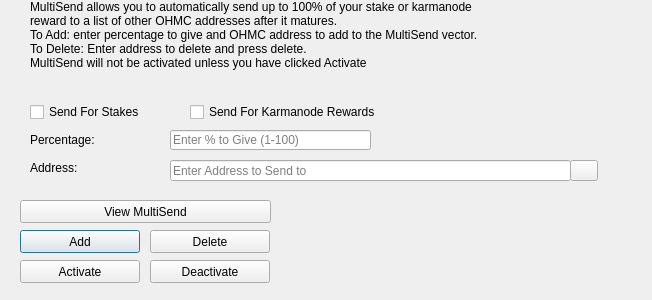
Above: src/qt/forms/multisenddialog.ui from theohmproject/ohmcoin before the change. Below: the same form after it.
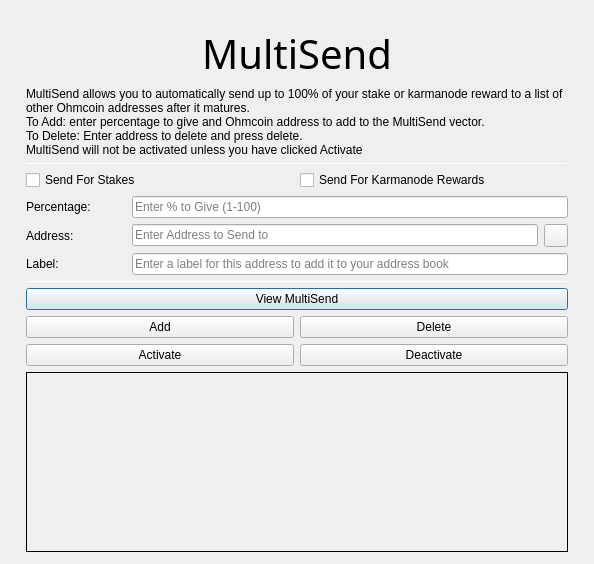
That is the form after the change. Icons and pictures are not drawn.

Diff of the .ui file:
```diff
--- a/src/qt/forms/multisenddialog.ui
+++ b/src/qt/forms/multisenddialog.ui
@@ -9,22 +9,136 @@
    <rect>
     <x>0</x>
     <y>0</y>
-    <width>652</width>
-    <height>300</height>
+    <width>594</width>
+    <height>526</height>
    </rect>
   </property>
   <property name="windowTitle">
    <string>MultiSend</string>
   </property>
+  <layout class="QVBoxLayout" name="verticalLayout" stretch="0">
+   <property name="leftMargin">
+    <number>6</number>
+   </property>
+   <property name="topMargin">
+    <number>6</number>
+   </property>
+   <property name="rightMargin">
+    <number>6</number>
+   </property>
+   <property name="bottomMargin">
+    <number>6</number>
+   </property>
+   <item>
+    <layout class="QVBoxLayout" name="verticalLayout_Main" stretch="0,1,1,1,0,1,1,1">
+     <property name="leftMargin">
+      <number>20</number>
+     </property>
+     <property name="topMargin">
+      <number>20</number>
+     </property>
+     <property name="rightMargin">
+      <number>20</number>
+     </property>
+     <property name="bottomMargin">
+      <number>20</number>
+     </property>
+     <item>
+      <widget class="QLabel" name="multiSendHeader">
+       <property name="font">
+        <font>
+         <family>Hind</family>
+         <pointsize>30</pointsize>
+         <weight>50</weight>
+         <bold>false</bold>
+        </font>
+       </property>
+       <property name="text">
+        <string>MultiSend</string>
+       </property>
+       <property name="alignment">
+        <set>Qt::AlignCenter</set>
+       </property>
+      </widget>
+     </item>
+     <item>
+      <widget class="QLabel" name="label_2">
+       <property name="lineWidth">
+        <number>1</number>
+       </property>
+       <property name="text">
+        <string>MultiSend allows you to automatically send up to 100% of your stake or karmanode reward to a list of other Ohmcoin addresses after it matures.
+To Add: enter percentage to give and Ohmcoin address to add to the MultiSend vector.
+To Delete: Enter address to delete and press delete.
+MultiSend will not be activated unless you have clicked Activate</string>
+       </property>
+       <property name="alignment">
+        <set>Qt::AlignLeading|Qt::AlignLeft|Qt::AlignTop</set>
+       </property>
+       <property name="wordWrap">
+        <bool>true</bool>
+       </property>
+      </widget>
+     </item>
+     <item>
+      <widget class="Line" name="line">
+       <property name="minimumSize">
+        <size>
+         <width>0</width>
+         <height>1</height>
+        </size>
+       </property>
+       <property name="maximumSize">
+        <size>
+         <width>16777215</width>
+         <height>1</height>
+        </size>
+       </property>
+       <property name="orientation">
+        <enum>Qt::Horizontal</enum>
+       </property>
+      </widget>
+     </item>
+     <item>
+      <layout class="QVBoxLayout" name="verticalLayout_Settings">
+       <item>
+        <layout class="QHBoxLayout" name="horizontalLayout">
+         <item>
+          <widget class="QCheckBox" name="multiSendStakeCheckBox">
+           <property name="text">
+            <string>Send For Stakes</string>
+           </property>
+          </widget>
+         </item>
+         <item>
+          <widget class="QCheckBox" name="multiSendKarmanodeCheckBox">
+           <property name="text">
+            <string>Send For Karmanode Rewards</string>
+           </property>
+          </widget>
+         </item>
+        </layout>
+       </item>
+       <item>
+        <layout class="QHBoxLayout" name="horizontalLayout_6">
+         <item>
+          <widget class="QLabel" name="label">
+           <property name="minimumSize">
+            <size>
+             <width>100</width>
+             <height>0</height>
+            </size>
+           </property>
+           <property name="toolTip">
+            <string>Percentage of stake to send</string>
+           </property>
+           <property name="text">
+            <string>Percentage:</string>
+           </property>
+          </widget>
+         </item>
+         <item>
   <widget class="QLineEdit" name="multiSendPercentEdit">
-   <property name="geometry">
-    <rect>
-     <x>170</x>
-     <y>130</y>
-     <width>201</width>
-     <height>20</height>
-    </rect>
-   </property>
    <property name="toolTip">
     <string>Enter whole numbers 1 - 100</string>
    </property>
@@ -32,15 +146,29 @@
     <string>Enter % to Give (1-100)</string>
    </property>
   </widget>
+         </item>
+        </layout>
+       </item>
+       <item>
+        <layout class="QHBoxLayout" name="horizontalLayout_7">
+         <item>
+          <widget class="QLabel" name="label_5">
+           <property name="minimumSize">
+            <size>
+             <width>100</width>
+             <height>0</height>
+            </size>
+           </property>
+           <property name="toolTip">
+            <string>Address to send portion of stake to</string>
+           </property>
+           <property name="text">
+            <string>Address:</string>
+           </property>
+          </widget>
+         </item>
+         <item>
   <widget class="QLineEdit" name="multiSendAddressEdit">
-   <property name="geometry">
-    <rect>
-     <x>170</x>
-     <y>160</y>
-     <width>401</width>
-     <height>21</height>
-    </rect>
-   </property>
    <property name="toolTip">
     <string/>
    </property>
@@ -48,87 +176,14 @@
     <string>Enter Address to Send to</string>
    </property>
   </widget>
-  <widget class="QLabel" name="label_2">
-   <property name="geometry">
-    <rect>
-     <x>30</x>
-     <y>0</y>
-     <width>451</width>
-     <height>121</height>
-    </rect>
-   </property>
-   <property name="lineWidth">
-    <number>1</number>
-   </property>
-   <property name="text">
-    <string>MultiSend allows you to automatically send up to 100% of your stake or karmanode reward to a list of other OHMC addresses after it matures.
-To Add: enter percentage to give and OHMC address to add to the MultiSend vector.
-To Delete: Enter address to delete and press delete.
-MultiSend will not be activated unless you have clicked Activate</string>
-   </property>
-   <property name="alignment">
-    <set>Qt::AlignLeading|Qt::AlignLeft|Qt::AlignTop</set>
-   </property>
-   <property name="wordWrap">
-    <bool>true</bool>
-   </property>
-  </widget>
-  <widget class="QLabel" name="message">
-   <property name="geometry">
-    <rect>
-     <x>290</x>
-     <y>200</y>
-     <width>351</width>
-     <height>91</height>
-    </rect>
-   </property>
-   <property name="text">
-    <string/>
-   </property>
-  </widget>
-  <widget class="QPushButton" name="addButton">
-   <property name="geometry">
-    <rect>
-     <x>20</x>
-     <y>230</y>
-     <width>120</width>
-     <height>23</height>
-    </rect>
-   </property>
-   <property name="toolTip">
-    <string/>
-   </property>
-   <property name="statusTip">
-    <string>Add to MultiSend Vector</string>
-   </property>
-   <property name="text">
-    <string>Add</string>
-   </property>
-  </widget>
-  <widget class="QPushButton" name="disableButton">
-   <property name="geometry">
-    <rect>
-     <x>150</x>
-     <y>260</y>
-     <width>120</width>
-     <height>23</height>
-    </rect>
-   </property>
-   <property name="statusTip">
-    <string>Deactivate MultiSend</string>
-   </property>
-   <property name="text">
-    <string>Deactivate</string>
-   </property>
-  </widget>
-  <widget class="QPushButton" name="addressBookButton">
-   <property name="geometry">
-    <rect>
-     <x>570</x>
-     <y>160</y>
-     <width>28</width>
-     <height>21</height>
-    </rect>
+         </item>
+         <item>
+          <widget class="QToolButton" name="addressBookButton">
+           <property name="maximumSize">
+            <size>
+             <width>16777215</width>
+             <height>32</height>
+            </size>
    </property>
    <property name="toolTip">
     <string>Choose an address from the address book</string>
@@ -143,51 +198,85 @@
    <property name="shortcut">
     <string>Alt+A</string>
    </property>
-   <property name="autoDefault">
-    <bool>false</bool>
-   </property>
-  </widget>
-  <widget class="QLabel" name="label">
-   <property name="geometry">
-    <rect>
-     <x>30</x>
-     <y>130</y>
-     <width>121</width>
-     <height>20</height>
-    </rect>
-   </property>
+          </widget>
+         </item>
+        </layout>
+       </item>
+      </layout>
+     </item>
+     <item>
+      <layout class="QHBoxLayout" name="horizontalLayout_3">
+       <item>
+        <widget class="QLabel" name="label_3">
+         <property name="minimumSize">
+          <size>
+           <width>100</width>
+           <height>0</height>
+          </size>
+         </property>
+         <property name="text">
+          <string>Label:</string>
+         </property>
+        </widget>
+       </item>
+       <item>
+        <widget class="QLineEdit" name="labelAddressLabelEdit">
+         <property name="placeholderText">
+          <string>Enter a label for this address to add it to your address book</string>
+         </property>
+        </widget>
+       </item>
+      </layout>
+     </item>
+     <item>
+      <widget class="Line" name="line_2">
+       <property name="minimumSize">
+        <size>
+         <width>0</width>
+         <height>1</height>
+        </size>
+       </property>
+       <property name="maximumSize">
+        <size>
+         <width>16777215</width>
+         <height>1</height>
+        </size>
+       </property>
+       <property name="orientation">
+        <enum>Qt::Horizontal</enum>
+       </property>
+      </widget>
+     </item>
+     <item>
+      <layout class="QVBoxLayout" name="verticalLayout_Buttons">
+       <item>
+        <layout class="QHBoxLayout" name="horizontalLayout_4">
+         <item>
+          <widget class="QPushButton" name="viewButton">
    <property name="toolTip">
     <string>Percentage of stake to send</string>
    </property>
    <property name="text">
-    <string>Percentage:</string>
-   </property>
-  </widget>
-  <widget class="QLabel" name="label_5">
-   <property name="geometry">
-    <rect>
-     <x>30</x>
-     <y>160</y>
-     <width>111</width>
-     <height>16</height>
-    </rect>
-   </property>
+            <string>View MultiSend</string>
+           </property>
+          </widget>
+         </item>
+        </layout>
+       </item>
+       <item>
+        <layout class="QHBoxLayout" name="horizontalLayout_2">
+         <item>
+          <widget class="QPushButton" name="addButton">
    <property name="toolTip">
     <string>Address to send portion of stake to</string>
    </property>
    <property name="text">
-    <string>Address:</string>
-   </property>
-  </widget>
+            <string>Add</string>
+           </property>
+          </widget>
+         </item>
+         <item>
   <widget class="QPushButton" name="deleteButton">
-   <property name="geometry">
-    <rect>
-     <x>150</x>
-     <y>230</y>
-     <width>120</width>
-     <height>23</height>
-    </rect>
-   </property>
    <property name="toolTip">
     <string/>
    </property>
@@ -198,15 +287,13 @@
     <string>Delete</string>
    </property>
   </widget>
+         </item>
+        </layout>
+       </item>
+       <item>
+        <layout class="QHBoxLayout" name="horizontalLayout_5">
+         <item>
   <widget class="QPushButton" name="activateButton">
-   <property name="geometry">
-    <rect>
-     <x>20</x>
-     <y>260</y>
-     <width>120</width>
-     <height>23</height>
-    </rect>
-   </property>
    <property name="statusTip">
     <string>Activate MultiSend</string>
    </property>
@@ -214,51 +301,55 @@
     <string>Activate</string>
    </property>
   </widget>
-  <widget class="QPushButton" name="viewButton">
-   <property name="geometry">
-    <rect>
-     <x>20</x>
-     <y>200</y>
-     <width>251</width>
-     <height>23</height>
-    </rect>
-   </property>
-   <property name="toolTip">
-    <string/>
-   </property>
+         </item>
+         <item>
+          <widget class="QPushButton" name="disableButton">
    <property name="statusTip">
     <string>View MultiSend Vector</string>
    </property>
    <property name="text">
-    <string>View MultiSend</string>
-   </property>
-  </widget>
-  <widget class="QWidget" name="horizontalLayoutWidget">
-   <property name="geometry">
-    <rect>
-     <x>30</x>
-     <y>100</y>
-     <width>351</width>
-     <height>24</height>
-    </rect>
-   </property>
-   <layout class="QHBoxLayout" name="horizontalLayout">
-    <item>
-     <widget class="QCheckBox" name="multiSendStakeCheckBox">
-      <property name="text">
-       <string>Send For Stakes</string>
-      </property>
-     </widget>
-    </item>
+            <string>Deactivate</string>
+           </property>
+          </widget>
+         </item>
+        </layout>
+       </item>
+      </layout>
+     </item>
     <item>
-     <widget class="QCheckBox" name="multiSendKarmanodeCheckBox">
+      <widget class="QLabel" name="message">
+       <property name="minimumSize">
+        <size>
+         <width>0</width>
+         <height>180</height>
+        </size>
+       </property>
+       <property name="frameShape">
+        <enum>QFrame::Panel</enum>
+       </property>
+       <property name="frameShadow">
+        <enum>QFrame::Plain</enum>
+       </property>
+       <property name="lineWidth">
+        <number>1</number>
+       </property>
+       <property name="midLineWidth">
+        <number>1</number>
+       </property>
       <property name="text">
-       <string>Send For Karmanode Rewards</string>
-      </property>
+        <string/>
+       </property>
+       <property name="alignment">
+        <set>Qt::AlignLeading|Qt::AlignLeft|Qt::AlignTop</set>
+       </property>
+       <property name="wordWrap">
+        <bool>true</bool>
+       </property>
      </widget>
     </item>
    </layout>
-  </widget>
+   </item>
+  </layout>
  </widget>
  <resources>
   <include location="../ohmc.qrc"/>
```
Left out of the diff: 20 changed lines with no effect on the pictures. Lines whose indentation alone changed are shown as unchanged.
